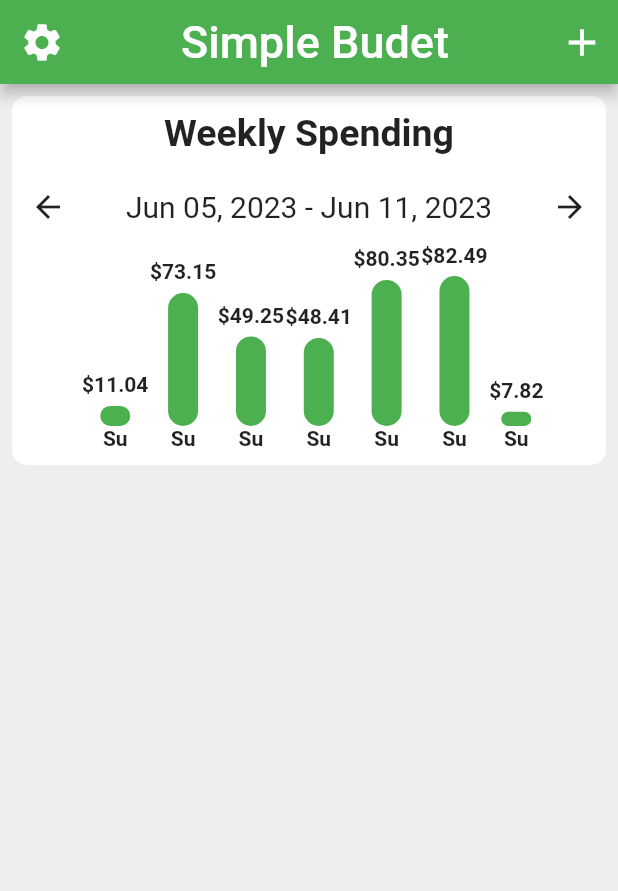
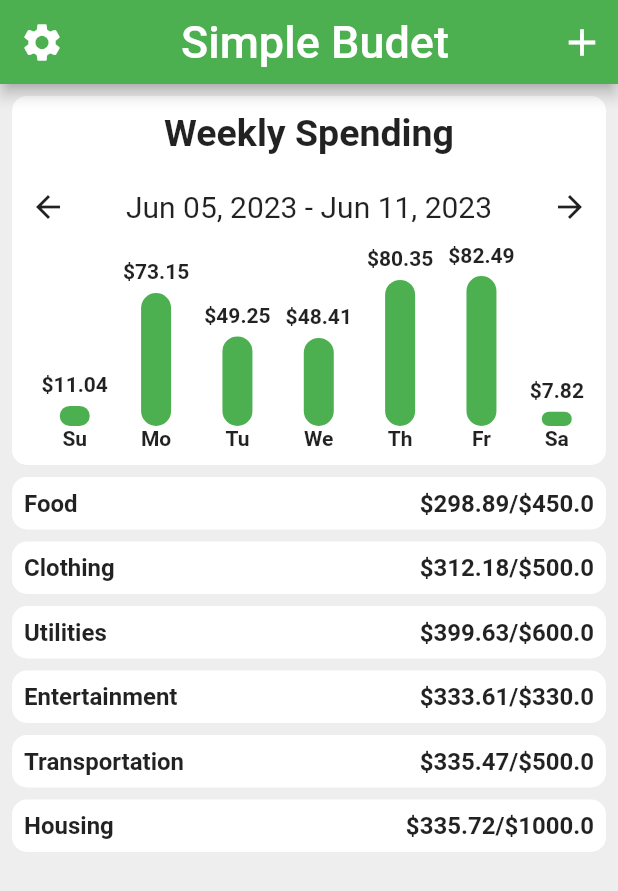
Before and after one commit to TNQT14/ui-basic-with-devera, a Flutter app: the screen it shows after launch, on a phone screen of 412 x 824 dp. Shown: the top 891 px of the screen. Run offline on Flutter 3.47's test engine with Material 2 defaults, Android fonts, the phone set to English and light mode, and no system bars.

Commit message:
Chart
chart

```diff
--- a/listview/lib/data/data.dart
+++ b/listview/lib/data/data.dart
@@ -27,13 +27,27 @@ _generateExpenses() {
   return expenses;
 }
 
+totalExpenses(List<Expense> expenses){
+  double total = 0;
+  for (int i=0; i<expenses.length;i++){
+    total+=expenses[i].cost;
+  }
+  return total;
+}
+
 List<Category> categories = [
-  Category(name: 'Food', maxAmount: 450, expenses: _generateExpenses()),
-  Category(name: 'Clothing', maxAmount: 500, expenses: _generateExpenses()),
-  Category(name: 'Utilities', maxAmount: 600, expenses: _generateExpenses()),
+  Category(name: 'Food', maxAmount: 450, expenses: _generateExpenses(),
+      total: totalExpenses(_generateExpenses())),
+  Category(name: 'Clothing', maxAmount: 500, expenses: _generateExpenses(),
+      total: totalExpenses(_generateExpenses())),
+  Category(name: 'Utilities', maxAmount: 600, expenses: _generateExpenses(),
+      total:totalExpenses(_generateExpenses())),
   Category(
-      name: 'Entertainment', maxAmount: 330, expenses: _generateExpenses()),
+      name: 'Entertainment', maxAmount: 330, expenses: _generateExpenses(),
+      total: totalExpenses(_generateExpenses())),
   Category(
-      name: 'Transportation', maxAmount: 500, expenses: _generateExpenses()),
-  Category(name: 'Housing', maxAmount: 1000, expenses: _generateExpenses()),
+      name: 'Transportation', maxAmount: 500, expenses: _generateExpenses(),
+      total: totalExpenses(_generateExpenses())),
+  Category(name: 'Housing', maxAmount: 1000, expenses: _generateExpenses(),
+      total:totalExpenses(_generateExpenses())),
 ];
--- a/listview/lib/main.dart
+++ b/listview/lib/main.dart
@@ -12,9 +12,10 @@ class MyApp extends StatelessWidget {
   // This widget is the root of your application.
   @override
   Widget build(BuildContext context) {
-    List<double> aaa = weeklySpending as List<double>;
+    // List<double> aaa = weeklySpending as List<double>;
+
     return MaterialApp(
-     home: Home(expense: aaa),
+     home: Home(expense: weeklySpending, categories: categories),
       );
   }
 }
--- a/listview/lib/models/category_model.dart
+++ b/listview/lib/models/category_model.dart
@@ -4,6 +4,8 @@ class Category {
   final String name;
   final double maxAmount;
   final List<Expense> expenses;
+  final double total;
 
-  const Category({this.name = "", this.maxAmount = 0.0, this.expenses = const[]});
+  const Category({this.name = "", this.maxAmount = 0.0, this.expenses = const[],
+  this.total = 0.0});
 }
--- a/listview/lib/screen/chartBar.dart
+++ b/listview/lib/screen/chartBar.dart
@@ -30,7 +30,7 @@ class ChartBar extends StatelessWidget{
             borderRadius: BorderRadius.circular(10),
           ),
         ),
-        Text('Su',style: TextStyle(fontWeight: FontWeight.bold),),
+        Text('$label',style: TextStyle(fontWeight: FontWeight.bold),),
       ],
     );
   }
--- a/listview/lib/screen/home.dart
+++ b/listview/lib/screen/home.dart
@@ -1,11 +1,15 @@
+
 import 'package:flutter/material.dart';
 import 'package:listview/screen/chartBar.dart';
+
+import '../models/category_model.dart';
 
 class Home extends StatelessWidget {
 
   final List<double> expense;
+  final List<Category> categories;
   final List<String> weekLabels = const[];
-  const Home({Key? key, required this.expense}):super(key:key);
+  const Home({Key? key, required this.expense, required this.categories}):super(key:key);
 
   final List<String> weekLabel = const[
     'Su',
@@ -28,6 +32,90 @@ class Home extends StatelessWidget {
           mostExpensive: mostExpensive));
     return weeklySpendingList;
   }
+
+  List<Widget> _weeklySpengdingCategory(){
+
+    List<Widget> weeklySpengdingCategory = [];
+    for (int i=0;i<categories.length;i++) {
+      weeklySpengdingCategory.add(Column(
+        children: <Widget>[
+          Container(
+            decoration: BoxDecoration(
+              color: Colors.white,
+              borderRadius: BorderRadius.circular(10),
+            ),
+            child: Container(
+              padding: EdgeInsets.all(8),
+              child: Row(
+                mainAxisAlignment: MainAxisAlignment.spaceBetween,
+                children: <Widget>[
+                  Container(
+                    child: Text('${categories[i].name}',
+                      style: TextStyle(fontSize: 16, fontWeight: FontWeight.bold),),
+                  ),
+                  Container(
+                    child: Text('\$${categories[i].total.toStringAsFixed(2)}/\$${categories[i].maxAmount}',
+                      style: TextStyle(fontSize: 16, fontWeight: FontWeight.bold),),
+                  ),
+                ],
+              ),
+            ),
+          ),
+          SizedBox(height: 8,),
+        ],
+      )
+      );
+    }
+
+    print('Xong for');
+    return weeklySpengdingCategory;
+  }
+
+  // List<Widget> _weeklySpengdingCategory() {
+  //   List<Widget> weeklySpengdingCategory = [];
+  //   print('Chạy hàm _weeklySpengdingCategory');
+  //   for (int i = 0; i < categories.length; i++) {
+  //     weeklySpengdingCategory.add(
+  //       Column(
+  //         children: [
+  //           SizedBox(height: 100), // Khoảng cách 100 pixels giữa các Container
+  //           Container(
+  //             decoration: BoxDecoration(
+  //               color: Colors.white,
+  //               borderRadius: BorderRadius.circular(10),
+  //             ),
+  //             child: Container(
+  //               padding: EdgeInsets.all(8),
+  //               child: Row(
+  //                 mainAxisAlignment: MainAxisAlignment.spaceBetween,
+  //                 children: <Widget>[
+  //                   Container(
+  //                     child: Text(
+  //                       '${categories[i].name}',
+  //                       style: TextStyle(fontSize: 20, fontWeight: FontWeight.bold),
+  //                     ),
+  //                   ),
+  //                   Container(
+  //                     child: Text(
+  //                       '\$-----/\$${categories[i].maxAmount}',
+  //                       style: TextStyle(fontSize: 20, fontWeight: FontWeight.bold),
+  //                     ),
+  //                   ),
+  //                 ],
+  //               ),
+  //             ),
+  //           ),
+  //         ],
+  //       ),
+  //     );
+  //   }
+  //
+  //   print('Xong for');
+  //   return weeklySpengdingCategory;
+  // }
+
+
+
 
   @override
   Widget build(BuildContext context) {
@@ -90,23 +178,42 @@ class Home extends StatelessWidget {
                       // padding: EdgeInsets.all(30),
                       child: Wrap(
                         crossAxisAlignment: WrapCrossAlignment.end,
-                        spacing: 1,
+                        spacing: 10,
                         // direction: Axis.horizontal,
                         // verticalDirection: VerticalDirection.up,
                         children: <Widget>[
                           ..._buildWeekSpendingList(),
-                          // ChartBar(label: 'label', amoutSpent: 52, mostExpensive: 60),
-                          // ChartBar(label: 'label', amoutSpent: 82, mostExpensive: 60),
-                          // ChartBar(label: 'label[0]', amoutSpent: 52, mostExpensive: 60),
-                          // ChartBar(label: 'label[0]', amoutSpent: 32, mostExpensive: 60),
-                          // ChartBar(label: 'label[0]', amoutSpent: 42, mostExpensive: 60),
-                          // ChartBar(label: 'label[0]', amoutSpent: 62, mostExpensive: 60),
                         ],
                       ),
                     ),
                   ],
                 ),
               ),
+              SizedBox(height: 8),
+              ..._weeklySpengdingCategory(),
+              // Container(
+              //   decoration: BoxDecoration(
+              //     color: Colors.white,
+              //     borderRadius: BorderRadius.circular(10),
+              //   ),
+              //   child: Container(
+              //     padding: EdgeInsets.all(8),
+              //     child: Row(
+              //       mainAxisAlignment: MainAxisAlignment.spaceBetween,
+              //       children: <Widget>[
+              //         ..._weeklySpengdingCategory(),
+              //         Container(
+              //           child: Text('${categories[0].name}',
+              //             style: TextStyle(fontSize: 20, fontWeight: FontWeight.bold),),
+              //         ),
+              //         Container(
+              //           child: Text('\$-----/\$${categories[0].maxAmount}',
+              //             style: TextStyle(fontSize: 20, fontWeight: FontWeight.bold),),
+              //         ),
+              //       ],
+              //     ),
+              // ),
+              // ),
             ],
           ),
         ),
```
